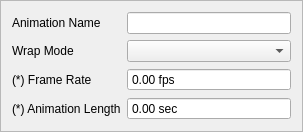
Before: the Qt Designer form src/animationdetailseditor.ui in skwee/dmut, drawn with Qt 5.
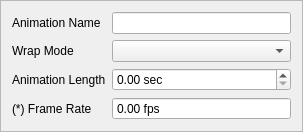
After: the same form once the commit is applied.

Commit message: removed frame length, instead there is frame hold. Animation player is done

Patch:
```diff
--- a/src/animationdetailseditor.ui
+++ b/src/animationdetailseditor.ui
@@ -20,26 +20,19 @@
    <enum>QFrame::Raised</enum>
   </property>
   <layout class="QGridLayout" name="gridLayout">
-   <item row="0" column="0">
-    <widget class="QLabel" name="nameLabel">
-     <property name="text">
-      <string>Animation Name</string>
-     </property>
-    </widget>
-   </item>
-   <item row="4" column="0">
-    <widget class="QLabel" name="animationLenLabel">
-     <property name="text">
-      <string>(*) Animation Length</string>
-     </property>
-    </widget>
-   </item>
    <item row="0" column="1">
     <widget class="QLineEdit" name="nameEdit"/>
    </item>
    <item row="2" column="1">
     <widget class="QComboBox" name="wrapModeCombo"/>
    </item>
+   <item row="0" column="0">
+    <widget class="QLabel" name="nameLabel">
+     <property name="text">
+      <string>Animation Name</string>
+     </property>
+    </widget>
+   </item>
    <item row="2" column="0">
     <widget class="QLabel" name="wrapModeLabel">
      <property name="text">
@@ -47,14 +40,14 @@
      </property>
     </widget>
    </item>
-   <item row="3" column="0">
+   <item row="4" column="0">
     <widget class="QLabel" name="fpsLabel">
      <property name="text">
       <string>(*) Frame Rate</string>
      </property>
     </widget>
    </item>
-   <item row="3" column="1">
+   <item row="4" column="1">
     <widget class="QDoubleSpinBox" name="fpsEdit">
      <property name="readOnly">
       <bool>true</bool>
@@ -65,9 +58,22 @@
      <property name="suffix">
       <string> fps</string>
      </property>
+     <property name="maximum">
+      <double>120.000000000000000</double>
+     </property>
+     <property name="singleStep">
+      <double>0.100000000000000</double>
+     </property>
     </widget>
    </item>
-   <item row="4" column="1">
+   <item row="3" column="0">
+    <widget class="QLabel" name="animationLenLabel">
+     <property name="text">
+      <string>Animation Length</string>
+     </property>
+    </widget>
+   </item>
+   <item row="3" column="1">
     <widget class="QDoubleSpinBox" name="animationLenEdit">
      <property name="enabled">
       <bool>true</bool>
@@ -76,10 +82,10 @@
       <string/>
      </property>
      <property name="readOnly">
-      <bool>true</bool>
+      <bool>false</bool>
      </property>
      <property name="buttonSymbols">
-      <enum>QAbstractSpinBox::NoButtons</enum>
+      <enum>QAbstractSpinBox::UpDownArrows</enum>
      </property>
      <property name="prefix">
       <string/>
@@ -87,6 +93,18 @@
      <property name="suffix">
       <string> sec</string>
      </property>
+     <property name="minimum">
+      <double>0.000000000000000</double>
+     </property>
+     <property name="maximum">
+      <double>120.000000000000000</double>
+     </property>
+     <property name="singleStep">
+      <double>0.100000000000000</double>
+     </property>
+     <property name="value">
+      <double>0.000000000000000</double>
+     </property>
     </widget>
    </item>
   </layout>
```
The commit also changes 16 other files.
